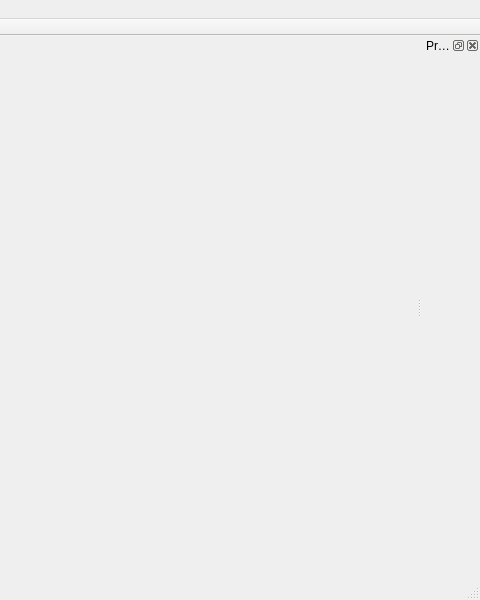
This is src/ui/mainwindow.ui in apavelm/qsqldesigner as Qt 5 draws it before an edit; both pictures show x 320 to 800 and y 0 to 600 of the 800 by 600 pixel window. The edited form follows.
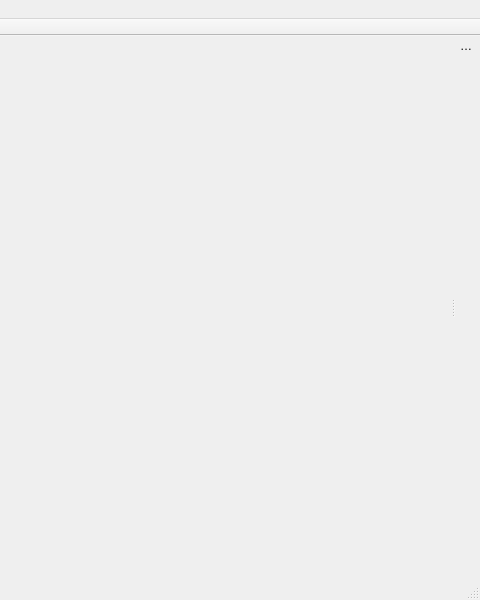
This is the edited form.

The edit to the form file:
```diff
--- a/src/ui/mainwindow.ui
+++ b/src/ui/mainwindow.ui
@@ -93,6 +93,9 @@
    </attribute>
   </widget>
   <widget class="QDockWidget" name="propertyDockWidget">
+   <property name="features">
+    <set>QDockWidget::DockWidgetMovable</set>
+   </property>
    <property name="allowedAreas">
     <set>Qt::LeftDockWidgetArea|Qt::RightDockWidgetArea</set>
    </property>
```
Left out of the diff: 19 changed lines with no effect on the pictures.
